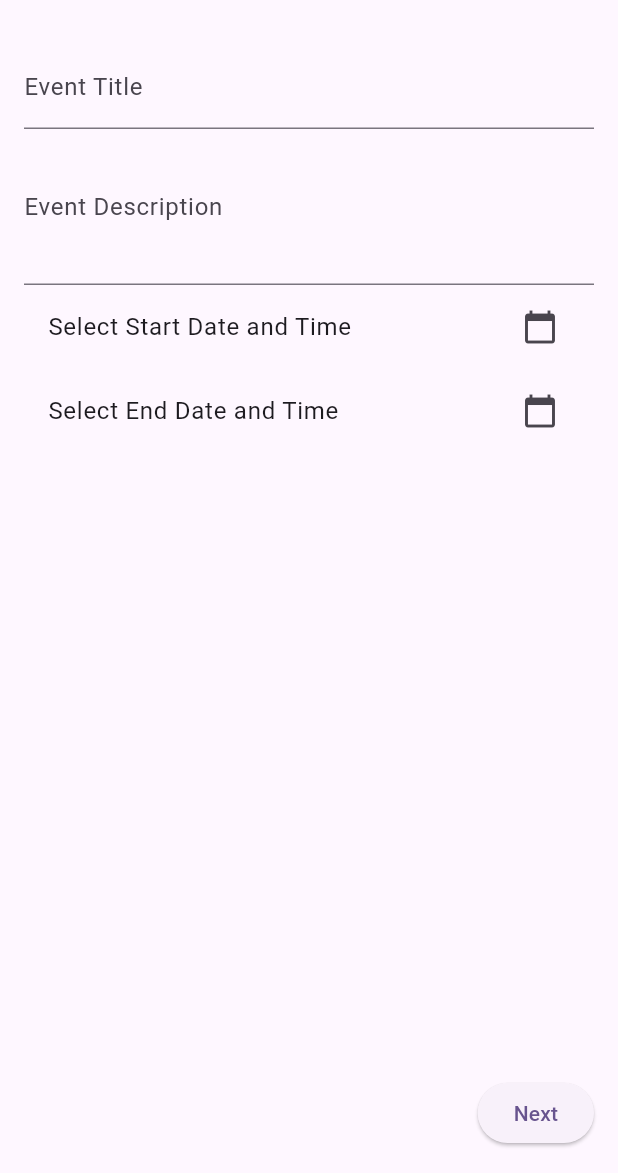
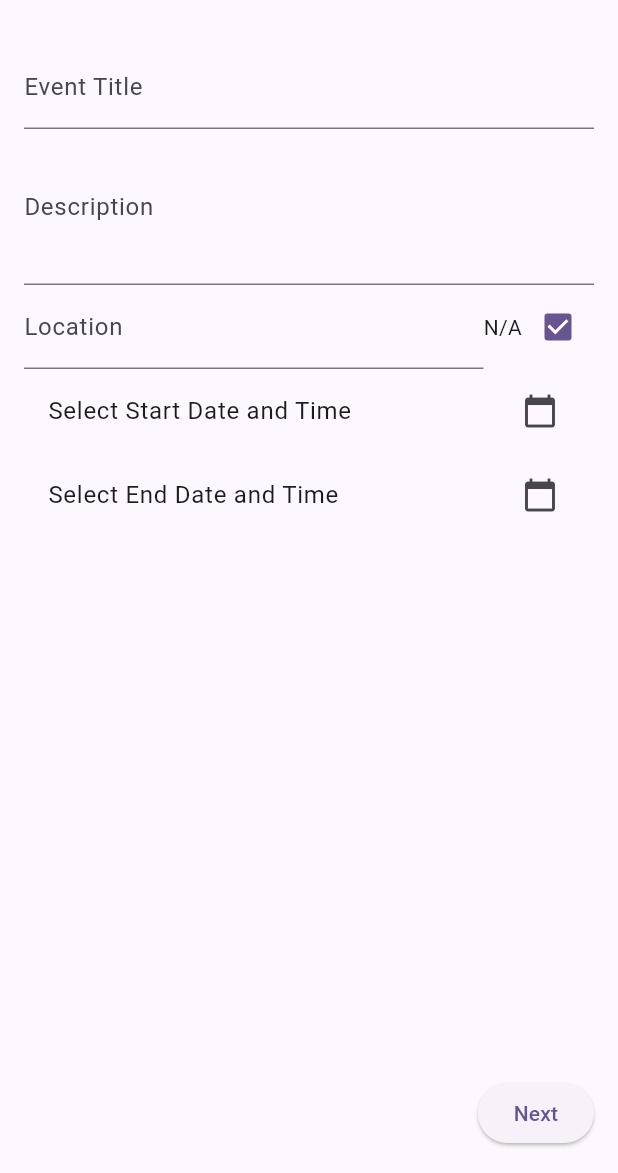
Before and after one commit to rjw1428/txt-invite, a Flutter app: the CreateEventScreen screen opened directly, on a phone screen of 412 x 824 dp, the part 63-1236 px from its top. Run offline on Flutter 3.47's test engine with Material 3 defaults, Android fonts, the phone set to English and light mode, and no system bars; our stand-ins replace cloud_firestore, firebase_auth, firebase_core, firebase_messaging, firebase_storage, flutter_contacts and 8 more; missing offline and left inert: add_2_calendar, another_telephony; accounts and stored records are empty.

Commit message:
Added Location

```diff
--- a/lib/src/models/event.dart
+++ b/lib/src/models/event.dart
@@ -22,6 +22,7 @@ class Event {
   final EventSettings settings;
   final List<Guest> guestList;
   final String? qrCodeImageUrl;
+  final String? location;
 
   Event({
     required this.id,
@@ -40,6 +41,7 @@ class Event {
     this.status = EventStatus.active,
     this.guestList = const [],
     this.qrCodeImageUrl,
+    this.location,
   });
 
   Map<RsvpStatus, int> get rsvpCounts {
@@ -69,6 +71,7 @@ class Event {
     EventSettings? settings,
     List<Guest>? guestList,
     String? qrCodeImageUrl,
+    String? location,
   }) {
     return Event(
       id: id ?? this.id,
@@ -87,6 +90,7 @@ class Event {
       settings: settings ?? this.settings,
       guestList: guestList ?? this.guestList,
       qrCodeImageUrl: qrCodeImageUrl ?? this.qrCodeImageUrl,
+      location: location ?? this.location,
     );
   }
 
@@ -108,6 +112,7 @@ class Event {
       settings: EventSettings.fromMap(map['settings'] ?? {}),
       guestList: (map['guestList'] as List<dynamic>?)?.map((e) => Guest.fromMap(e)).toList() ?? [],
       qrCodeImageUrl: map['qrCodeImageUrl'],
+      location: map['location'],
     );
   }
 
@@ -120,6 +125,7 @@ class Event {
       'invitationBackground': invitationBackground,
       'invitationImageThumbnailUrl': invitationImageThumbnailUrl,
       'qrCodeImageUrl': qrCodeImageUrl,
+      'location': location,
       'createdBy': createdBy,
       'attendingCount': attendingCount,
       'notAttendingCount': notAttendingCount,
--- a/lib/src/ui/screens/create_event_screen.dart
+++ b/lib/src/ui/screens/create_event_screen.dart
@@ -47,6 +47,8 @@ class _CreateEventScreenState extends State<CreateEventScreen> {
   final GlobalKey<EventDetailsStepState> _eventDetailsStepKey = GlobalKey<EventDetailsStepState>();
   final TextEditingController _titleController = TextEditingController();
   final TextEditingController _descriptionController = TextEditingController();
+  final TextEditingController _locationController = TextEditingController();
+  bool _isLocationOptional = true;
   DateTime? _startTime;
   DateTime? _endTime;
   Invitation? _selectedTemplate;
@@ -62,6 +64,7 @@ class _CreateEventScreenState extends State<CreateEventScreen> {
     _pageController.dispose();
     _titleController.dispose();
     _descriptionController.dispose();
+    _locationController.dispose();
     super.dispose();
   }
 
@@ -158,6 +161,7 @@ class _CreateEventScreenState extends State<CreateEventScreen> {
           id: '',
           title: _titleController.text,
           description: _descriptionController.text,
+          location: _isLocationOptional ? null : _locationController.text,
           startTime: _startTime!,
           endTime: _endTime!,
           invitationBackground: imgUrl,
@@ -241,6 +245,13 @@ class _CreateEventScreenState extends State<CreateEventScreen> {
                       formKey: _formKeys[0],
                       titleController: _titleController,
                       descriptionController: _descriptionController,
+                      locationController: _locationController,
+                      isLocationOptional: _isLocationOptional,
+                      onLocationOptionalChanged: (value) {
+                        setState(() {
+                          _isLocationOptional = value;
+                        });
+                      },
                       startTime: _startTime,
                       endTime: _endTime,
                       onStartTimeChanged: (dateTime) {
@@ -274,6 +285,13 @@ class _CreateEventScreenState extends State<CreateEventScreen> {
                             color: Colors.white,
                             x: 200,
                             y: 150,),
+                          TextElement(
+                            content: _locationController.text,
+                            fontFace: FONTS[1],
+                            size: 32,
+                            color: Colors.white,
+                            x: 200,
+                            y: 200),
                           TextElement(
                             content: "Start: ${dateTimeFormat.format(_startTime?.toLocal() ?? DateTime.now())}",
                             fontFace: FONTS[1],
@@ -318,6 +336,7 @@ class _CreateEventScreenState extends State<CreateEventScreen> {
                       formKey: _formKeys[5],
                       title: _titleController.text,
                       description: _descriptionController.text,
+                      location: _isLocationOptional ? null : _locationController.text,
                       startTime: _startTime,
                       endTime: _endTime,
                       guestList: _selectedGuestList,
--- a/lib/src/ui/screens/event_detail_screen.dart
+++ b/lib/src/ui/screens/event_detail_screen.dart
@@ -179,6 +179,8 @@ class _EventDetailScreenState extends State<EventDetailScreen> {
                               fontWeight: FontWeight.bold,
                             ),
                           ),
+                          if (event.location != null)
+                            SelectableText('Location: ${event.location}'),
                           const SizedBox(height: 8),
                           SelectableLinkify(
                             onOpen: (link) async {
@@ -208,7 +210,7 @@ class _EventDetailScreenState extends State<EventDetailScreen> {
                                 final calEvent = add2calendar.Event(
                                   title: event.title,
                                   description: event.description,
-                                  location: '',
+                                  location: event.location ?? '',
                                   startDate: event.startTime,
                                   endDate: event.endTime,
                                 );
--- a/lib/src/ui/screens/rsvp_screen.dart
+++ b/lib/src/ui/screens/rsvp_screen.dart
@@ -131,6 +131,8 @@ class _RsvpScreenState extends State<RsvpScreen> {
                   ),
                 ),
                 SelectableText('Description: ${event.description}'),
+                if (event.location != null)
+                  SelectableText('Location: ${event.location}'),
                 Text(
                   'Date: ${dateTimeFormat.format(event.startTime)} - ${dateTimeFormat.format(event.endTime)}',
                 ),
--- a/lib/src/ui/widgets/create_event_steps/confirmation_step.dart
+++ b/lib/src/ui/widgets/create_event_steps/confirmation_step.dart
@@ -17,6 +17,7 @@ class ConfirmationStep extends StatefulWidget {
   final EventSettings settings;
   final List<Guest> guestList;
   final Uint8List? invitationImage;
+  final String? location;
 
   const ConfirmationStep({
     super.key,
@@ -28,6 +29,7 @@ class ConfirmationStep extends StatefulWidget {
     required this.settings,
     required this.guestList,
     required this.invitationImage,
+    this.location,
   });
 
   @override
@@ -84,6 +86,14 @@ class _ConfirmationStepState extends State<ConfirmationStep> {
               style: const TextStyle(fontSize: 16),
               linkStyle: const TextStyle(color: Colors.blue),
             ),
+            if (widget.location != null)
+              Padding(
+                padding: const EdgeInsets.only(top: 8.0),
+                child: SelectableText(
+                  'Location: ${widget.location}',
+                  style: const TextStyle(fontSize: 16, fontWeight: FontWeight.bold),
+                ),
+              ),
             const SizedBox(height: 16),
             SelectableText(
               'Starts: ${dateTimeFormat.format(widget.startTime!.toLocal())}',
--- a/lib/src/ui/widgets/create_event_steps/event_details_step.dart
+++ b/lib/src/ui/widgets/create_event_steps/event_details_step.dart
@@ -10,6 +10,9 @@ class EventDetailsStep extends StatefulWidget {
   final DateTime? endTime;
   final Function(DateTime?) onStartTimeChanged;
   final Function(DateTime?) onEndTimeChanged;
+  final TextEditingController locationController;
+  final bool isLocationOptional;
+  final Function(bool) onLocationOptionalChanged;
 
   const EventDetailsStep({
     super.key,
@@ -20,6 +23,9 @@ class EventDetailsStep extends StatefulWidget {
     required this.endTime,
     required this.onStartTimeChanged,
     required this.onEndTimeChanged,
+    required this.locationController,
+    required this.isLocationOptional,
+    required this.onLocationOptionalChanged,
   });
 
   @override
@@ -112,7 +118,7 @@ class EventDetailsStepState extends State<EventDetailsStep> {
               controller: widget.descriptionController,
               textCapitalization: TextCapitalization.sentences,
               decoration: const InputDecoration(
-                labelText: 'Event Description',
+                labelText: 'Description',
               ),
               maxLines: 3,
               validator: (value) {
@@ -121,6 +127,37 @@ class EventDetailsStepState extends State<EventDetailsStep> {
                 }
                 return null;
               },
+            ),
+            Row(
+              mainAxisAlignment: MainAxisAlignment.start,
+              children: [
+                Expanded(
+                  child: TextFormField(
+                    controller: widget.locationController,
+                    decoration: const InputDecoration(
+                      labelText: 'Location',
+                    ),
+                    onChanged: (value) {
+                      widget.onLocationOptionalChanged(value.isEmpty);
+                    },
+                  ),
+                ),
+                Row(
+                  mainAxisSize: MainAxisSize.min,
+                  children: [
+                    const Text('N/A'),
+                    Checkbox(
+                      value: widget.isLocationOptional,
+                      onChanged: (value) {
+                        widget.onLocationOptionalChanged(value!);
+                        if (value) {
+                          widget.locationController.clear();
+                        }
+                      },
+                    ),
+                  ],
+                ),
+              ],
             ),
             ListTile(
               title: Text(widget.startTime == null
--- a/lib/src/ui/widgets/event_card.dart
+++ b/lib/src/ui/widgets/event_card.dart
@@ -210,6 +210,14 @@ class _EventCardState extends State<EventCard> {
                 style: const TextStyle(fontSize: 16),
                 linkStyle: const TextStyle(color: Colors.blue),
               ),
+              if (event.location != null && event.location!.isNotEmpty)
+                Padding(
+                  padding: const EdgeInsets.only(top: 8.0),
+                  child: Text(
+                    'Location: ${event.location}',
+                    style: const TextStyle(fontSize: 16, fontWeight: FontWeight.bold),
+                  ),
+                ),
               const SizedBox(height: 8),
               Text(
                 'Starts: ${dateTimeFormat.format(event.startTime.toLocal())}',
```
